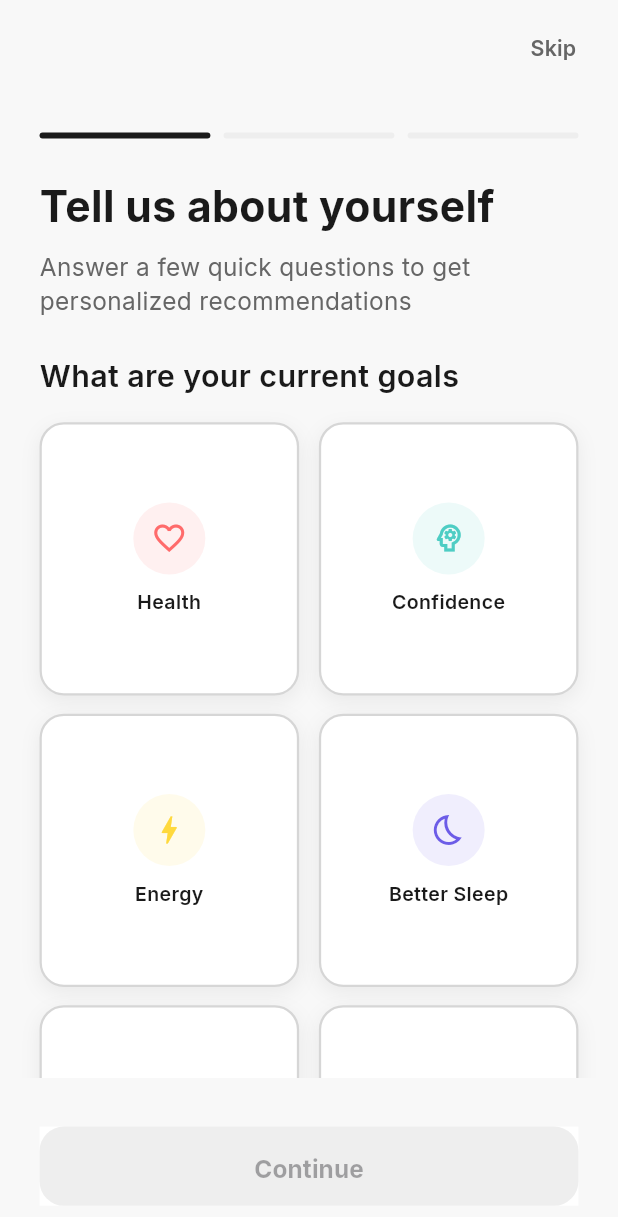
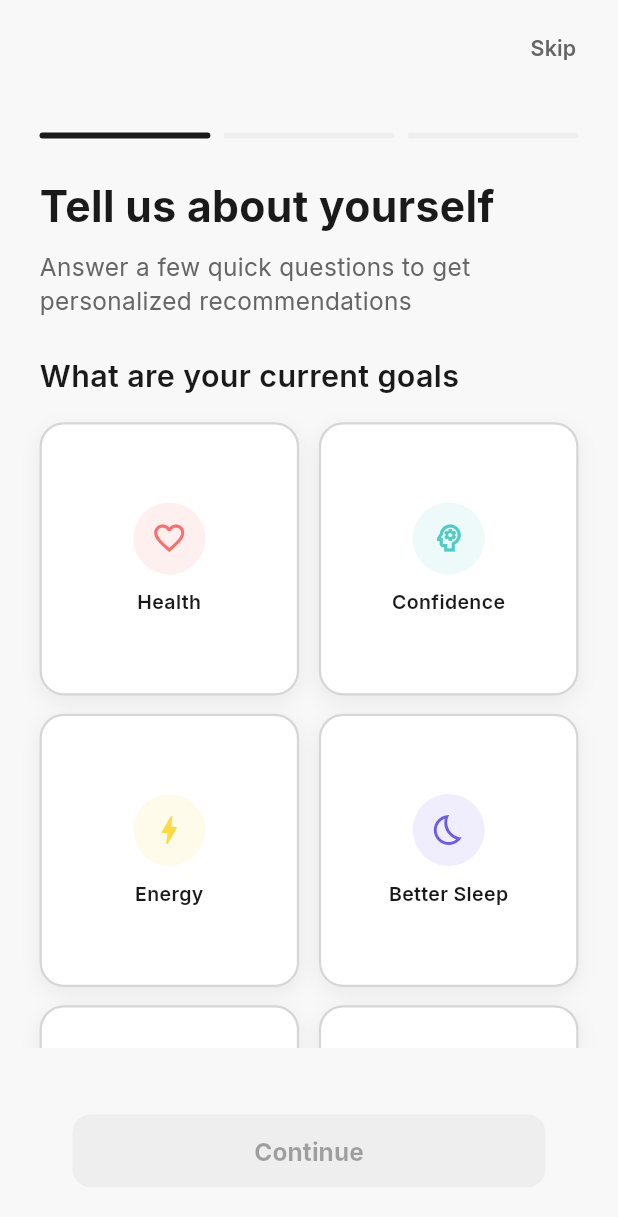
Before and after one commit to ParvinT/insidex_app, a Flutter app: the screen it shows after launch, on a phone screen of 412 x 824 dp. Shown: the top 1217 px of the screen. Run offline on Flutter 3.47's test engine with Material 3 defaults, Android fonts, the phone set to English and light mode, and no system bars; our stand-ins replace cached_network_image, cloud_firestore, cloud_functions, file_picker, firebase_analytics, firebase_auth and 17 more; missing offline and left inert: background_fetch; accounts and stored records are empty; generated files the repository leaves out were written again.

Commit message:
Fix responsive button issues in onboarding screens

```diff
--- a/lib/features/onboarding/goals_screen.dart
+++ b/lib/features/onboarding/goals_screen.dart
@@ -389,15 +389,19 @@ class _BottomBar extends StatelessWidget {
   final bool enabled;
   final VoidCallback onPressed;
   const _BottomBar({required this.enabled, required this.onPressed});
-
   @override
   Widget build(BuildContext context) {
     return Container(
-      color: Colors.white,
-      padding: EdgeInsets.zero,
+      color: Colors.transparent,
+      padding: EdgeInsets.fromLTRB(
+        20.w,
+        12.h,
+        20.w,
+        MediaQuery.of(context).padding.bottom + 12.h, // Safe area
+      ),
       child: SizedBox(
         width: double.infinity,
-        height: 52.h,
+        height: 48.h, // 52'den 48'e düşürdük
         child: ElevatedButton(
           onPressed: enabled ? onPressed : null,
           style: ElevatedButton.styleFrom(
@@ -405,14 +409,23 @@ class _BottomBar extends StatelessWidget {
             foregroundColor: Colors.white,
             disabledBackgroundColor: AppColors.greyLight,
             shape: RoundedRectangleBorder(
-                borderRadius: BorderRadius.circular(16.r)),
-            elevation: 0, // ← EKLE: Gölge kaldır
+              borderRadius: BorderRadius.circular(12.r), // 16'dan 12'ye
+            ),
+            elevation: 0,
             shadowColor: Colors.transparent,
+            padding: EdgeInsets.symmetric(horizontal: 16.w), // Padding ekledik
           ),
-          child: Text(AppLocalizations.of(context).continueButton,
+          child: FittedBox(
+            // Yazı sığmazsa küçültsün
+            fit: BoxFit.scaleDown,
+            child: Text(
+              AppLocalizations.of(context).continueButton,
               style: GoogleFonts.inter(
-                  fontSize: 16.sp.clamp(16.0, 18.0),
-                  fontWeight: FontWeight.w700)),
+                fontSize: 16.sp,
+                fontWeight: FontWeight.w700,
+              ),
+            ),
+          ),
         ),
       ),
     );
```
Also changed, not shown: lib/features/onboarding/birth_date_screen.dart (+29 -14 lines), lib/features/onboarding/gender_screen.dart (+25 -10 lines).
